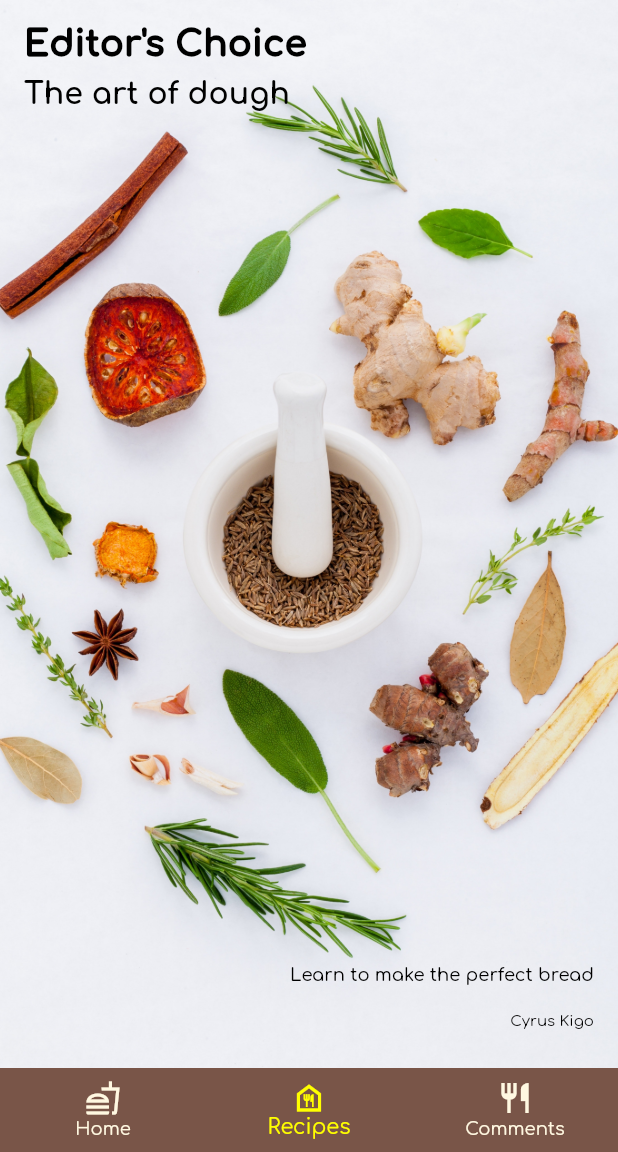
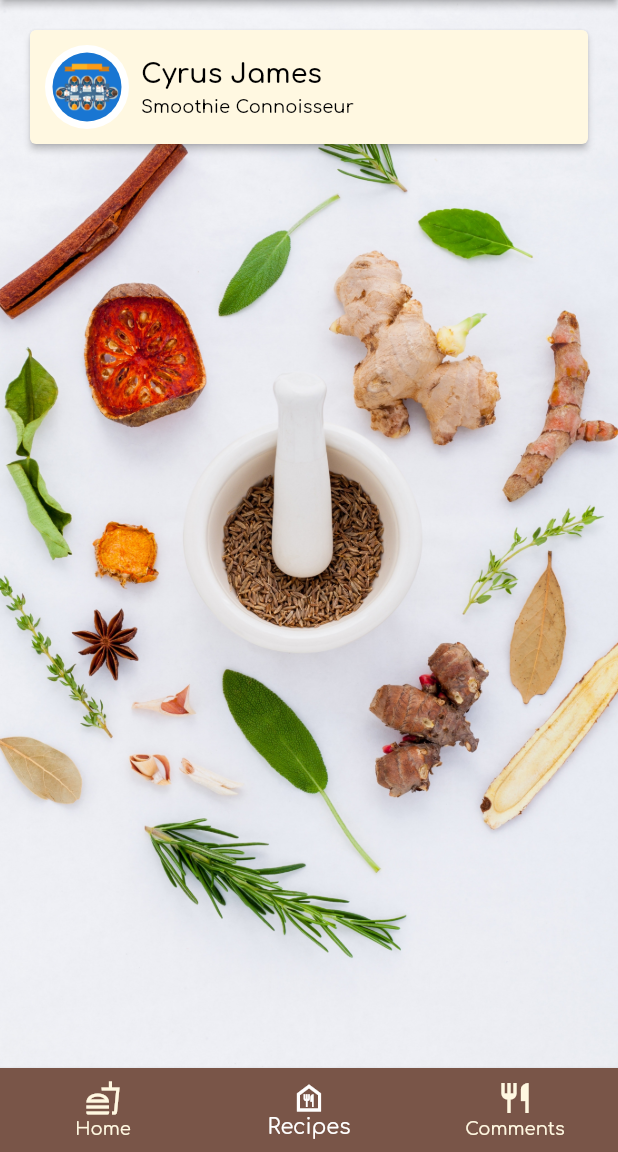
Before and after one commit to cyruskigo30/recipia, a Flutter app: the screen it shows after launch, item 2 of the bottom bar chosen, on a phone screen of 412 x 824 dp, the part 84-1236 px from its top. Run offline on Flutter 3.47's test engine with Material 2 defaults, Android fonts, the light colour scheme and no system bars; our stand-ins replace google_fonts.

Commit message:
Add a author card

```diff
--- a/lib/services/home/pages/author.dart
+++ b/lib/services/home/pages/author.dart
@@ -1,6 +1,6 @@
 import 'package:flutter/material.dart';
+import 'package:recipia/widgets/author_card_builder.dart';
 import 'package:recipia/theme/colors.dart';
-import 'package:recipia/theme/recipia_theme.dart';
 
 class Author extends StatelessWidget {
   const Author({
@@ -9,7 +9,7 @@ class Author extends StatelessWidget {
   final String category = "Editor's Choice";
   final String title = "The art of dough";
   final String description = "Learn to make the perfect bread";
-  final String chef = "Cyrus Kigo";
+  final String chef = "Cyrus James";
 
   @override
   Widget build(BuildContext context) {
@@ -37,35 +37,18 @@ class Author extends StatelessWidget {
 
         ///add stack of text to the container
 
-        child: Stack(
-          children: [
-            Text(
-              category,
-              style: RecipiaTheme.lightTextTheme.headline1,
+        child: Column(
+          children: const [
+            /// import author card
+            AuthorCard(
+              title: 'Smoothie Connoisseur',
+              authorName: 'Cyrus James',
+
+              ///ImageProvider of the AuthorCard is passed to the calling of the actual card with actual link to the image asset
+              imageProvider: AssetImage('assets/images/cover.png'),
             ),
-            Positioned(
-              child: Text(
-                title,
-                style: RecipiaTheme.lightTextTheme.headline3,
-              ),
-              top: 35,
-            ),
-            Positioned(
-              child: Text(
-                description,
-                style: RecipiaTheme.lightTextTheme.bodyText1,
-              ),
-              bottom: 40,
-              right: 0,
-            ),
-            Positioned(
-              child: Text(
-                chef,
-                style: RecipiaTheme.lightTextTheme.bodyText2,
-              ),
-              bottom: 10,
-              right: 0,
-            ),
+
+            ///todo add positioned text
           ],
         ),
       ),
--- a/lib/services/home/pages/main_recipe.dart
+++ b/lib/services/home/pages/main_recipe.dart
@@ -9,7 +9,7 @@ class MainRecipe extends StatelessWidget {
   final String category = "Editor's Choice";
   final String title = "The art of dough";
   final String description = "Learn to make the perfect bread";
-  final String chef = "Cyrus Kigo";
+  final String chef = "Cyrus James";
 
   @override
   Widget build(BuildContext context) {
--- a/lib/theme/recipia_theme.dart
+++ b/lib/theme/recipia_theme.dart
@@ -117,7 +117,7 @@ class RecipiaTheme {
         backgroundColor: kLightAppBarBackgroundColor,
       ),
       bottomNavigationBarTheme: BottomNavigationBarThemeData(
-        selectedItemColor: kPrimaryColor,
+        selectedItemColor: kWhiteColor,
         unselectedItemColor: kLightAppBarTextColor,
         backgroundColor: kLightAppBarBackgroundColor,
       ),
--- a/lib/utils/constants.dart
+++ b/lib/utils/constants.dart
@@ -1,2 +1,2 @@
-const kDefaultElevation = 0.0;
+const kDefaultElevation = 2.0;
 const kDefaultBorderRadius = 10.0;
--- /dev/null
+++ b/lib/widgets/author_card_builder.dart
@@ -0,0 +1,55 @@
+import 'package:flutter/material.dart';
+import 'package:recipia/utils/constants.dart';
+import 'package:recipia/widgets/circle_image_builder.dart';
+
+class AuthorCard extends StatelessWidget {
+  const AuthorCard(
+      {Key? key,
+      required this.authorName,
+      required this.title,
+      this.imageProvider})
+      : super(key: key);
+  final String authorName;
+  final String title;
+  final ImageProvider? imageProvider;
+  @override
+  Widget build(BuildContext context) {
+    return Card(
+      elevation: kDefaultElevation,
+      child: Container(
+        width: double.infinity,
+        margin: const EdgeInsets.all(kDefaultBorderRadius),
+        child: Row(
+          children: [
+            CircleImage(
+              ///The image provider from the circle avatar is passed to the image provider
+              ///of the author card
+              imageProvider: imageProvider,
+
+              /// if you leave the circle radius empty then the default will be applied
+              /// which is set as 20 in the circleImage widget
+              circleRadius: 28,
+            ),
+            const SizedBox(width: 8),
+            Column(
+              crossAxisAlignment: CrossAxisAlignment.start,
+              children: [
+                Text(
+                  authorName,
+                  style: Theme.of(context).textTheme.headline4,
+                ),
+                SizedBox(height: 5),
+                Text(
+                  title,
+                  style: Theme.of(context).textTheme.bodyText1,
+                ),
+              ],
+            ),
+
+            ///todo add icon button
+          ],
+        ),
+      ),
+    );
+  }
+}
--- /dev/null
+++ b/lib/widgets/circle_image_builder.dart
@@ -0,0 +1,34 @@
+import 'package:flutter/material.dart';
+import 'package:recipia/theme/colors.dart';
+
+class CircleImage extends StatelessWidget {
+  const CircleImage({
+    Key? key,
+    this.circleRadius = 20,
+    this.imageProvider,
+  }) : super(key: key);
+
+  ///CircleImage has two parameters imageProvider and circleRadius
+  ///ImageProvider identifies the image without committing to the precise final asset
+  final ImageProvider? imageProvider;
+  final double circleRadius;
+  @override
+  Widget build(BuildContext context) {
+    ///CircleAvatar is a widget of the material library
+    ///We create two circles one inside the other
+    ///The first is the outer circle with a primary color as background
+    ///and a radius of circleRadius
+    return CircleAvatar(
+      backgroundColor: kWhiteColor,
+      radius: circleRadius,
+
+      ///The second circle holds the image with the help of the provider
+      ///it's radius is 5 pixels less that the parent circle
+      ///leaving a primary colored border around the image effect
+      child: CircleAvatar(
+        radius: circleRadius - 5,
+        backgroundImage: imageProvider,
+      ),
+    );
+  }
+}
```
